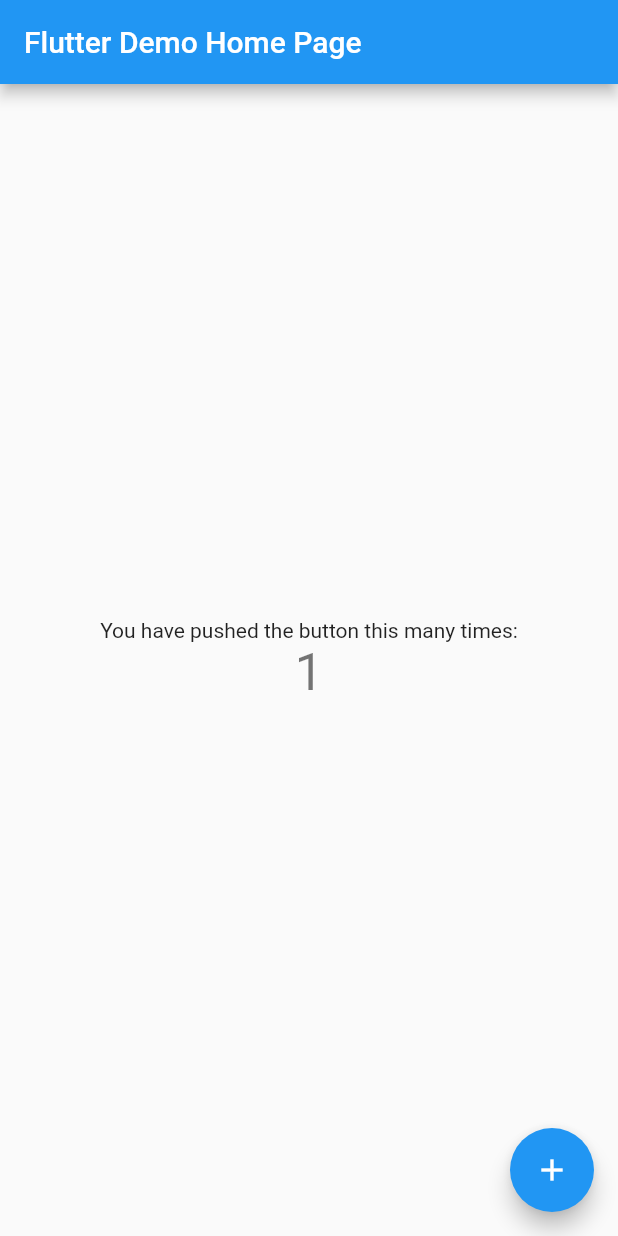
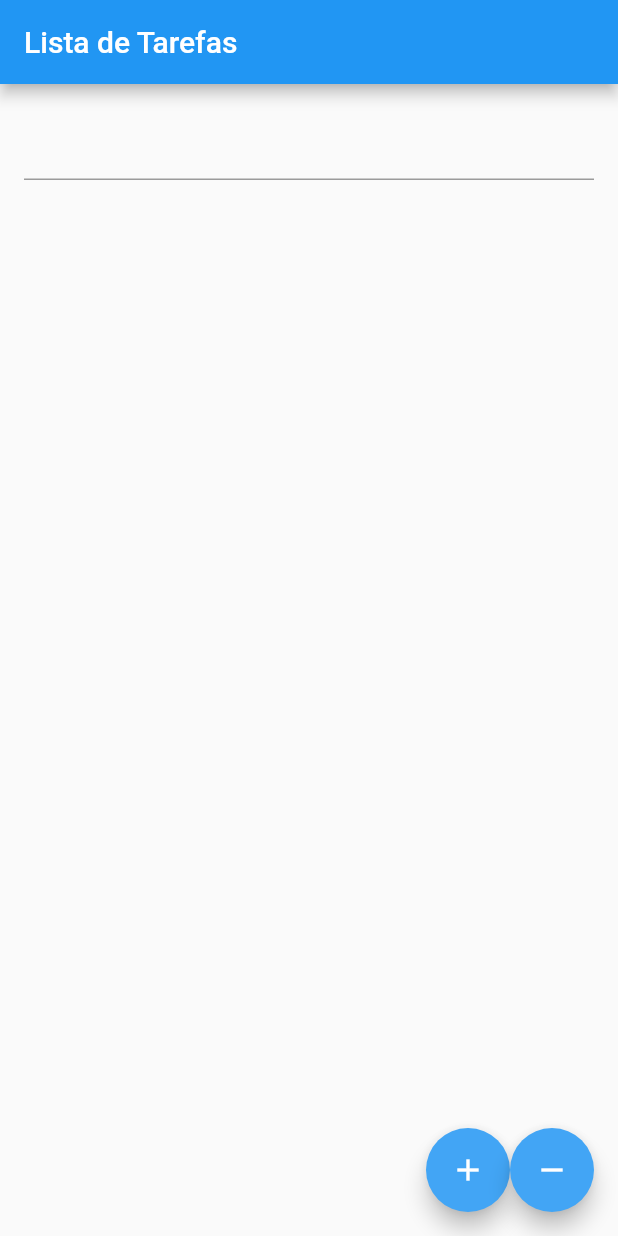
Before and after one commit to drsjr/todo-list-flutter, a Flutter app: the screen it shows after launch, after a tap on the "add" icon, on a phone screen of 412 x 824 dp. Run offline on Flutter 3.47's test engine with Material 2 defaults, Android fonts, the phone set to English and light mode, and no system bars.

Commit message:
create todo list page

```diff
--- a/lib/main.dart
+++ b/lib/main.dart
@@ -1,4 +1,5 @@
 import 'package:flutter/material.dart';
+import 'package:todo_app/todo_list_page.dart';
 
 void main() {
   runApp(MyApp());
@@ -9,105 +10,12 @@ class MyApp extends StatelessWidget {
   @override
   Widget build(BuildContext context) {
     return MaterialApp(
+      debugShowCheckedModeBanner: false,
       title: 'Flutter Demo',
       theme: ThemeData(
-        // This is the theme of your application.
-        //
-        // Try running your application with "flutter run". You'll see the
-        // application has a blue toolbar. Then, without quitting the app, try
-        // changing the primarySwatch below to Colors.green and then invoke
-        // "hot reload" (press "r" in the console where you ran "flutter run",
-        // or simply save your changes to "hot reload" in a Flutter IDE).
-        // Notice that the counter didn't reset back to zero; the application
-        // is not restarted.
         primarySwatch: Colors.blue,
       ),
-      home: MyHomePage(title: 'Flutter Demo Home Page'),
+      home: TodoListPage(),
     );
   }
 }
-
-class MyHomePage extends StatefulWidget {
-  MyHomePage({Key key, this.title}) : super(key: key);
-
-  // This widget is the home page of your application. It is stateful, meaning
-  // that it has a State object (defined below) that contains fields that affect
-  // how it looks.
-
-  // This class is the configuration for the state. It holds the values (in this
-  // case the title) provided by the parent (in this case the App widget) and
-  // used by the build method of the State. Fields in a Widget subclass are
-  // always marked "final".
-
-  final String title;
-
-  @override
-  _MyHomePageState createState() => _MyHomePageState();
-}
-
-class _MyHomePageState extends State<MyHomePage> {
-  int _counter = 0;
-
-  void _incrementCounter() {
-    setState(() {
-      // This call to setState tells the Flutter framework that something has
-      // changed in this State, which causes it to rerun the build method below
-      // so that the display can reflect the updated values. If we changed
-      // _counter without calling setState(), then the build method would not be
-      // called again, and so nothing would appear to happen.
-      _counter++;
-    });
-  }
-
-  @override
-  Widget build(BuildContext context) {
-    // This method is rerun every time setState is called, for instance as done
-    // by the _incrementCounter method above.
-    //
-    // The Flutter framework has been optimized to make rerunning build methods
-    // fast, so that you can just rebuild anything that needs updating rather
-    // than having to individually change instances of widgets.
-    return Scaffold(
-      appBar: AppBar(
-        // Here we take the value from the MyHomePage object that was created by
-        // the App.build method, and use it to set our appbar title.
-        title: Text(widget.title),
-      ),
-      body: Center(
-        // Center is a layout widget. It takes a single child and positions it
-        // in the middle of the parent.
-        child: Column(
-          // Column is also a layout widget. It takes a list of children and
-          // arranges them vertically. By default, it sizes itself to fit its
-          // children horizontally, and tries to be as tall as its parent.
-          //
-          // Invoke "debug painting" (press "p" in the console, choose the
-          // "Toggle Debug Paint" action from the Flutter Inspector in Android
-          // Studio, or the "Toggle Debug Paint" command in Visual Studio Code)
-          // to see the wireframe for each widget.
-          //
-          // Column has various properties to control how it sizes itself and
-          // how it positions its children. Here we use mainAxisAlignment to
-          // center the children vertically; the main axis here is the vertical
-          // axis because Columns are vertical (the cross axis would be
-          // horizontal).
-          mainAxisAlignment: MainAxisAlignment.center,
-          children: <Widget>[
-            Text(
-              'You have pushed the button this many times:',
-            ),
-            Text(
-              '$_counter',
-              style: Theme.of(context).textTheme.headline4,
-            ),
-          ],
-        ),
-      ),
-      floatingActionButton: FloatingActionButton(
-        onPressed: _incrementCounter,
-        tooltip: 'Increment',
-        child: Icon(Icons.add),
-      ), // This trailing comma makes auto-formatting nicer for build methods.
-    );
-  }
-}
--- /dev/null
+++ b/lib/todo_list_page.dart
@@ -0,0 +1,97 @@
+import 'package:flutter/material.dart';
+
+class TodoListPage extends StatefulWidget {
+  //const TodoListPage({ Key? key }) : super(key: key);
+
+  @override
+  _TodoListPageState createState() => _TodoListPageState();
+}
+
+class _TodoListPageState extends State<TodoListPage> {
+
+  List<String> _tarefas = [];
+
+  TextEditingController _textEditingController = TextEditingController();
+
+  @override
+  Widget build(BuildContext context) {
+    return Scaffold(
+      appBar: AppBar(
+        title: Text("Lista de Tarefas"),
+      ),
+      body: Container(
+        padding: EdgeInsets.all(16.0),
+        child: Column(
+          children: [
+            TextField(
+              controller: _textEditingController,
+            ),
+            Container(
+              height: 300,
+              child: ListView.separated(
+              separatorBuilder: (context, index) => Divider(),
+              itemBuilder: (context, index) {
+                return ListTile(
+                  title: Text(_tarefas[index]),
+                  onLongPress: () {
+                    removeItem(index);
+                  },
+                );
+              },
+              itemCount: _tarefas.length,),
+            )
+
+          ],
+        ),
+      ),
+      floatingActionButton: Row(
+        crossAxisAlignment: CrossAxisAlignment.end,
+        mainAxisAlignment: MainAxisAlignment.end,
+        children: [
+          FloatingActionButton(
+            backgroundColor: Colors.blue[400],
+            child: Icon(Icons.add),
+            onPressed: () {
+              addItemToList();
+              print(_textEditingController.text);
+              print(_tarefas.toString());
+            },
+          ),
+        FloatingActionButton(
+          backgroundColor: Colors.blue[400],
+          child: Icon(Icons.remove),
+          onPressed: () {
+            cleanList();
+            print(_textEditingController.text);
+            print(_tarefas.toString());
+          },
+        ),
+        ],
+      )
+    );
+  }
+
+  void addItemToList() {
+    if (_textEditingController.text.length > 0) {
+      setState(() {
+         _tarefas.add(_textEditingController.text);
+        _textEditingController.clear();
+        }
+      );
+    }
+  }
+
+  void cleanList() {
+    setState(() {
+        _tarefas.clear();
+        _textEditingController.clear();
+      }
+    );
+  }
+
+  void removeItem(int index) {
+    setState(() {
+      _tarefas.removeAt(index);
+    });
+  }
+}
```
